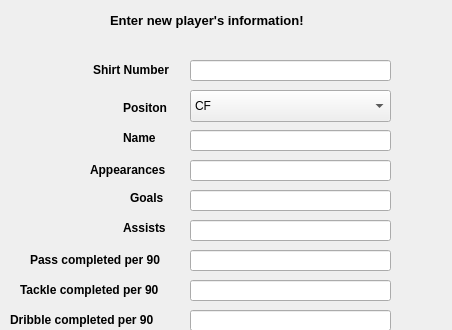
Old version of the form addplayer.ui in the repository TNT57/FootballClubManagementSystem; both pictures show x 0 to 452 and y 0 to 330 of the 452 by 547 pixel window.
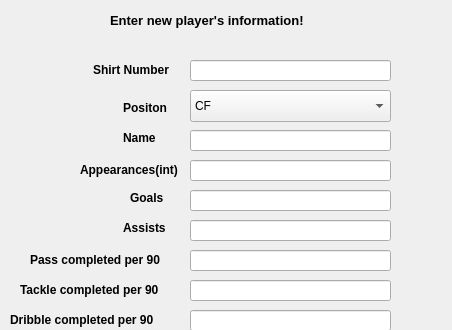
New version of the form.

Diff of the .ui file:
```diff
--- a/addplayer.ui
+++ b/addplayer.ui
@@ -284,9 +284,9 @@
   <widget class="QLabel" name="label_4">
    <property name="geometry">
     <rect>
-     <x>90</x>
+     <x>80</x>
      <y>160</y>
-     <width>91</width>
+     <width>101</width>
      <height>20</height>
     </rect>
    </property>
@@ -299,7 +299,7 @@
     <string>Total amount of match participated.</string>
    </property>
    <property name="text">
-    <string>Appearances</string>
+    <string>Appearances(int)</string>
    </property>
   </widget>
   <widget class="QLabel" name="label_5">
```
Left out of the diff: 5 changed lines with no effect on the pictures.
